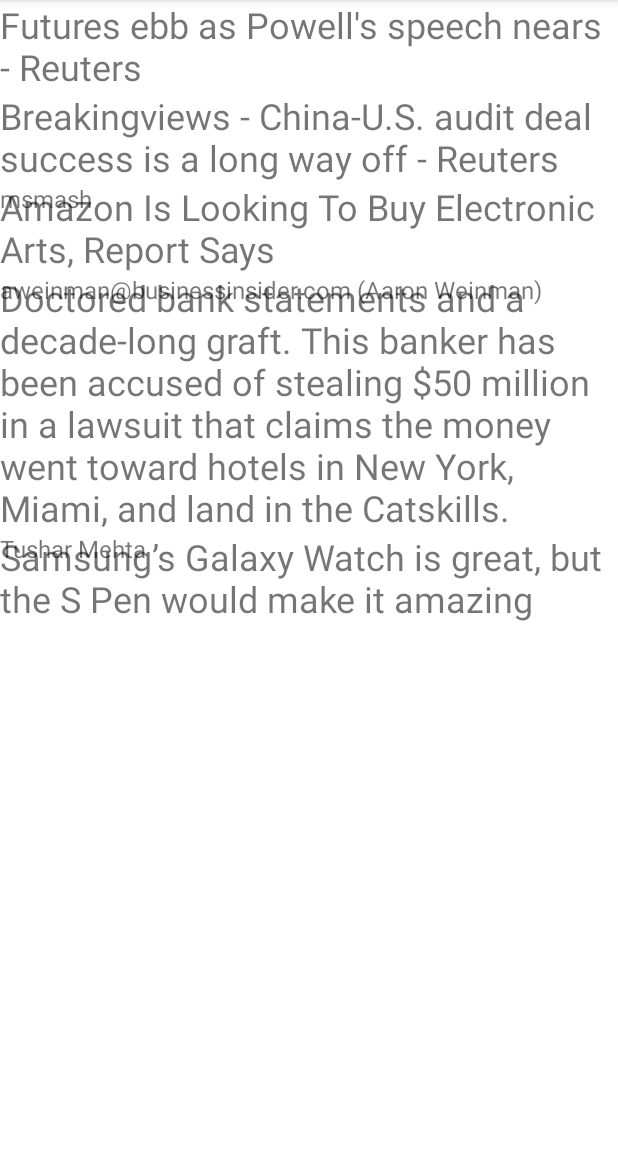
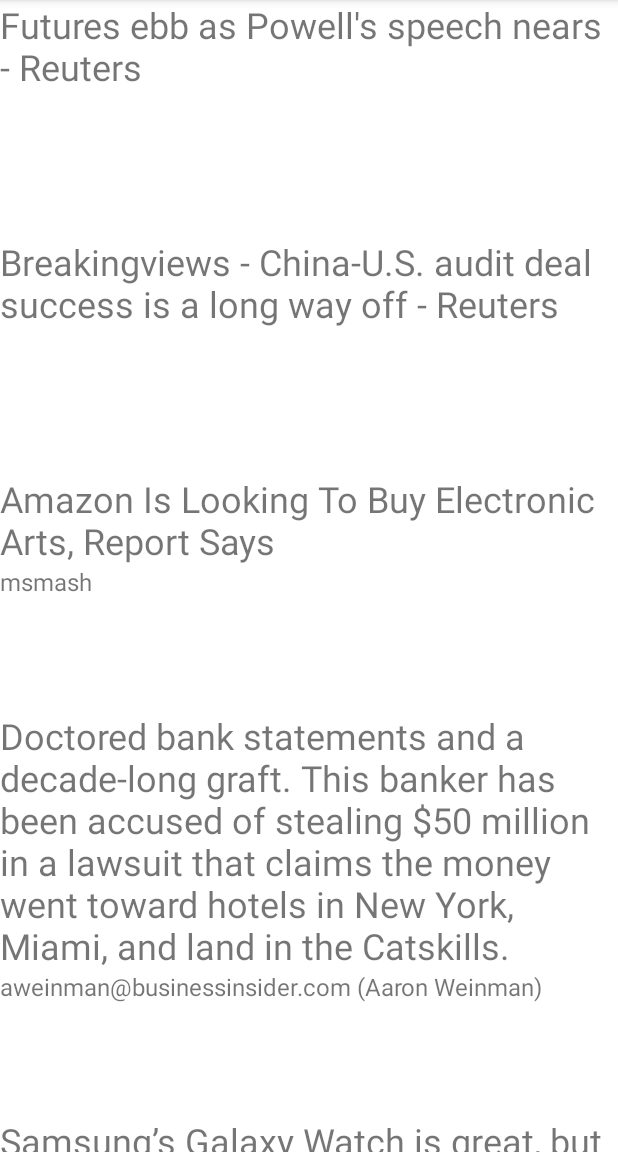
Before and after one commit to TonyCat/CapstoneNewsApp, an Android app: the screen it shows after launch (MainActivity), on a phone screen of 412 x 824 dp, the part 84-1236 px from its top. Run offline under Robolectric (Android 15) with nearby library versions, the phone set to English and light mode, and no system bars.

Commit message:
set constraints
set constraints for each of the textviews and added a spacer

```diff
--- a/app/src/main/java/com/itscatalano/capstonenewsapp/MainActivity.kt
+++ b/app/src/main/java/com/itscatalano/capstonenewsapp/MainActivity.kt
@@ -32,13 +32,10 @@ class MainActivity : AppCompatActivity() {
     override fun onCreate(savedInstanceState: Bundle?) {
         super.onCreate(savedInstanceState)
 
+        binding = ActivityMainBinding.inflate(layoutInflater)
 
+        setContentView(binding.root)
 
-        binding = ActivityMainBinding.inflate(layoutInflater)
-        // set content view after binding
-      //  val view = binding.root
-        setContentView(binding.root)
-      //  val mainGroup = binding.mainGroup
 
         var count = 0
 
@@ -53,7 +50,7 @@ class MainActivity : AppCompatActivity() {
             binding.mainGroup.addView(news)
 
 
-            println(article.title)
+            println(article)
         }
 
 
--- a/app/src/main/java/com/itscatalano/capstonenewsapp/NewsView.kt
+++ b/app/src/main/java/com/itscatalano/capstonenewsapp/NewsView.kt
@@ -18,6 +18,7 @@ class NewsView @JvmOverloads constructor (
             fun setData(article: Article){
                 binding.titleTextView.text = article.title
                 binding.authorTextView.text = article.author
+             //   binding.sourceDescriptionTextView.text = article.source.description
             }
 
         }
--- a/app/src/main/res/layout/news_service_layout.xml
+++ b/app/src/main/res/layout/news_service_layout.xml
@@ -9,18 +9,38 @@
 
 
     <TextView
-        android:layout_width="wrap_content"
+        android:layout_width="match_parent"
         android:layout_height="wrap_content"
         android:id="@+id/titleTextView"
-        android:textSize = "24sp" />
+        android:textSize = "24sp"
+
+        />
 
 
     <TextView
-        android:layout_width="wrap_content"
+        android:layout_width="match_parent"
         android:layout_height="wrap_content"
         android:id="@+id/authorTextView"
+        app:layout_constraintStart_toStartOf="parent"
+        app:layout_constraintEnd_toEndOf="parent"
+        app:layout_constraintTop_toBottomOf="@+id/titleTextView"
         android:textSize = "16sp" />
 
+<!--    <TextView-->
+<!--        android:layout_width="match_parent"-->
+<!--        android:layout_height="wrap_content"-->
+<!--        android:id="@+id/sourceDescriptionTextView"-->
+<!--        app:layout_constraintStart_toStartOf="parent"-->
+<!--        app:layout_constraintEnd_toEndOf="parent"-->
+<!--        app:layout_constraintTop_toBottomOf="@+id/authorTextView"-->
+<!--        android:textSize = "16sp" />-->
 
 
+    <Space
+        android:layout_width="0dp"
+        android:layout_height="75dp"
+        app:layout_constraintStart_toStartOf="parent"
+        app:layout_constraintEnd_toEndOf="parent"
+        app:layout_constraintTop_toBottomOf="@+id/authorTextView" />
+
 </merge>
```
Also changed, not shown: app/src/main/res/layout/testlayout.xml (deleted, +0 -13 lines).
